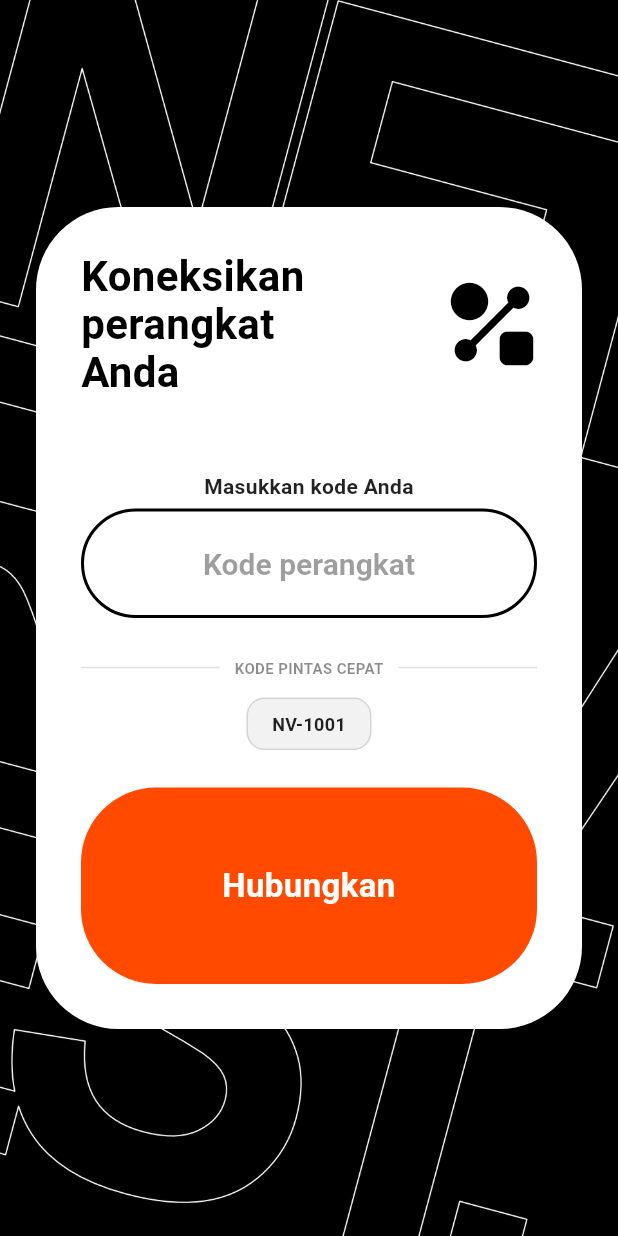
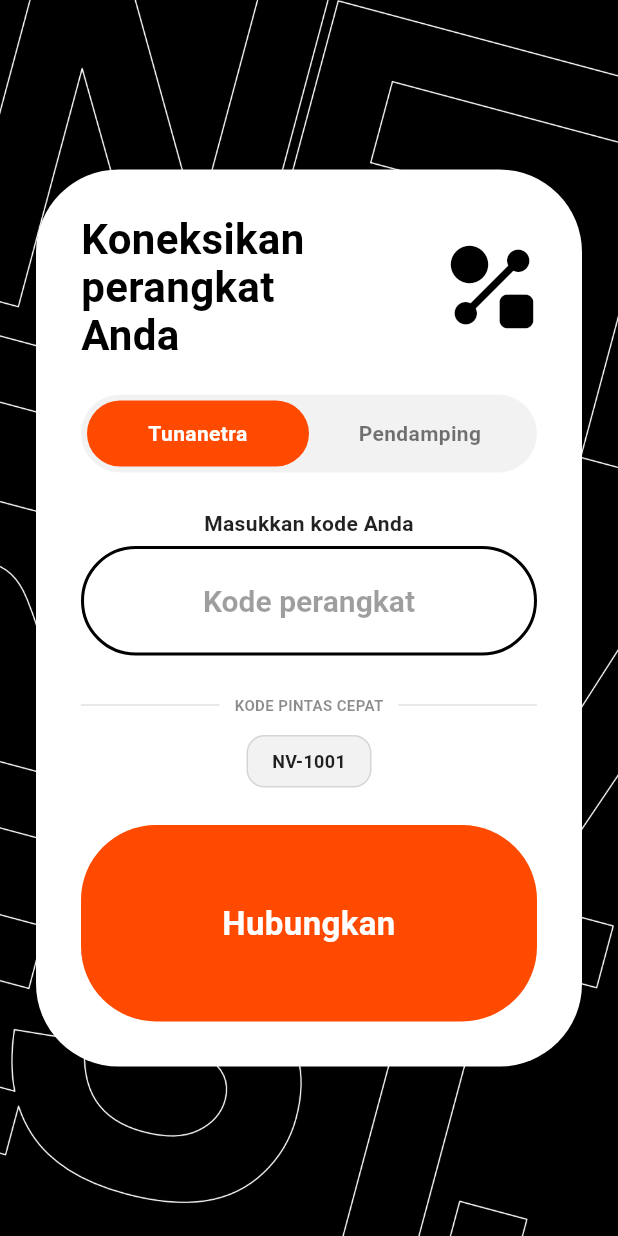
Before and after one commit to Netravest/Netravest-App, a Flutter app: the screen it shows after launch, on a phone screen of 412 x 824 dp. Run offline on Flutter 3.47's test engine with Material 3 defaults, Android fonts, the light colour scheme and no system bars; missing offline and left inert: mqtt_client.

Commit message:
v1.4.0.0 Homepage pendamping

```diff
--- a/lib/main.dart
+++ b/lib/main.dart
@@ -2,6 +2,7 @@ import 'package:flutter/material.dart';
 import 'package:provider/provider.dart';
 import 'providers/emergency_provider.dart';
 import 'pages/homepage_emergency.dart';
+import 'pages/homepage_companion.dart';
 import 'pages/device_login_page.dart';
 
 void main() {
@@ -26,6 +27,9 @@ class NetravestApp extends StatelessWidget {
           if (provider.deviceCode.isEmpty) {
             return const DeviceLoginPage();
           }
+          if (provider.userRole == 'pendamping') {
+            return const BerandaPendamping();
+          }
           return const BerandaEmergency();
         },
       ),
--- a/lib/pages/device_login_page.dart
+++ b/lib/pages/device_login_page.dart
@@ -13,6 +13,7 @@ class _DeviceLoginPageState extends State<DeviceLoginPage>
     with SingleTickerProviderStateMixin {
   final TextEditingController _codeController = TextEditingController();
   final _formKey = GlobalKey<FormState>();
+  String _selectedRole = 'tunanetra';
   String _statusMessage = 'Siap menghubungkan';
 
   // Animasi tekan tombol
@@ -55,6 +56,7 @@ class _DeviceLoginPageState extends State<DeviceLoginPage>
           : 'Menghubungkan ke broker ${provider.mqttHost}...';
     });
 
+    provider.setUserRole(_selectedRole);
     final success = await provider.connectDevice(code, simulate: simulate);
 
     if (!mounted) return;
@@ -197,7 +199,79 @@ class _DeviceLoginPageState extends State<DeviceLoginPage>
               ),
             ],
           ),
-          const SizedBox(height: 50),
+          const SizedBox(height: 24),
+
+          // Role Selector Tabs
+          Container(
+            padding: const EdgeInsets.all(4),
+            decoration: BoxDecoration(
+              color: Colors.black.withValues(alpha: 0.05),
+              borderRadius: BorderRadius.circular(35),
+            ),
+            child: Row(
+              children: [
+                Expanded(
+                  child: GestureDetector(
+                    onTap: () {
+                      setState(() {
+                        _selectedRole = 'tunanetra';
+                      });
+                    },
+                    child: Container(
+                      padding: const EdgeInsets.symmetric(vertical: 12),
+                      decoration: BoxDecoration(
+                        color: _selectedRole == 'tunanetra'
+                            ? const Color.fromARGB(255, 255, 74, 0)
+                            : Colors.transparent,
+                        borderRadius: BorderRadius.circular(30),
+                      ),
+                      child: Text(
+                        'Tunanetra',
+                        style: TextStyle(
+                          color: _selectedRole == 'tunanetra'
+                              ? Colors.white
+                              : Colors.black54,
+                          fontWeight: FontWeight.bold,
+                          fontSize: 14,
+                        ),
+                        textAlign: TextAlign.center,
+                      ),
+                    ),
+                  ),
+                ),
+                Expanded(
+                  child: GestureDetector(
+                    onTap: () {
+                      setState(() {
+                        _selectedRole = 'pendamping';
+                      });
+                    },
+                    child: Container(
+                      padding: const EdgeInsets.symmetric(vertical: 12),
+                      decoration: BoxDecoration(
+                        color: _selectedRole == 'pendamping'
+                            ? const Color.fromARGB(255, 255, 74, 0)
+                            : Colors.transparent,
+                        borderRadius: BorderRadius.circular(30),
+                      ),
+                      child: Text(
+                        'Pendamping',
+                        style: TextStyle(
+                          color: _selectedRole == 'pendamping'
+                              ? Colors.white
+                              : Colors.black54,
+                          fontWeight: FontWeight.bold,
+                          fontSize: 14,
+                        ),
+                        textAlign: TextAlign.center,
+                      ),
+                    ),
+                  ),
+                ),
+              ],
+            ),
+          ),
+          const SizedBox(height: 24),
 
           // 2. Teks "Masukkan kode Anda"
           const Text(
--- a/lib/widgets/info_panel.dart
+++ b/lib/widgets/info_panel.dart
@@ -1,6 +1,8 @@
 import 'package:flutter/material.dart';
 import 'package:provider/provider.dart';
 import '../providers/emergency_provider.dart';
+import 'animated_pressable.dart';
+
 
 class InfoPanel extends StatelessWidget {
   const InfoPanel({super.key});
@@ -126,7 +128,7 @@ class InfoPanel extends StatelessWidget {
           ),
           const SizedBox(height: 5),
           // Tombol Hubungkan Ulang (Refresh)
-          GestureDetector(
+          AnimatedPressable(
             onTap: () => provider.refreshStatus(context),
             child: Container(
               width: double.infinity,
@@ -144,7 +146,7 @@ class InfoPanel extends StatelessWidget {
   }
 
   Widget _buildStatusIcon(IconData icon, {required bool isActive, required VoidCallback onTap}) {
-    return GestureDetector(
+    return AnimatedPressable(
       onTap: onTap,
       child: Container(
         padding: const EdgeInsets.all(10),
--- a/lib/widgets/settings_button.dart
+++ b/lib/widgets/settings_button.dart
@@ -22,7 +22,8 @@ class SettingsButton extends StatefulWidget {
   State<SettingsButton> createState() => _SettingsButtonState();
 }
 
-class _SettingsButtonState extends State<SettingsButton> with SingleTickerProviderStateMixin {
+class _SettingsButtonState extends State<SettingsButton>
+    with SingleTickerProviderStateMixin {
   late AnimationController _controller;
   late Animation<double> _scaleAnimation;
 
```
Also changed, not shown: lib/pages/homepage_companion.dart (added, +437 -0 lines), lib/providers/emergency_provider.dart (+8 -16 lines), lib/widgets/animated_pressable.dart (added, +73 -0 lines), lib/widgets/expanded_device_logout_panel.dart (+27 -27 lines), assets/images/map_placeholder.png (added).
